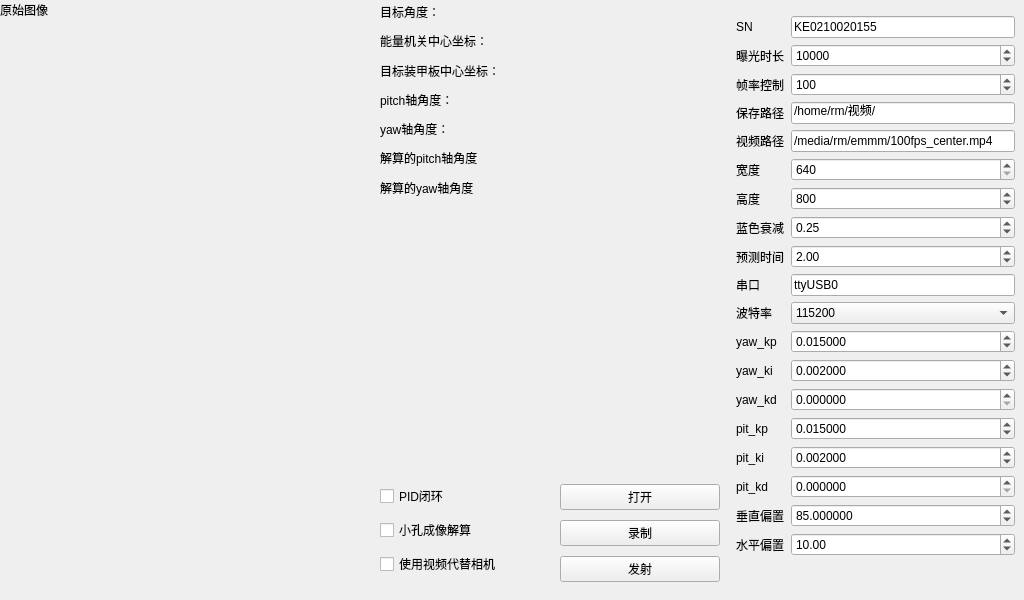
mrwang-19/HNU_RMUT_Vision, file mainwindow.ui: the form before one commit.
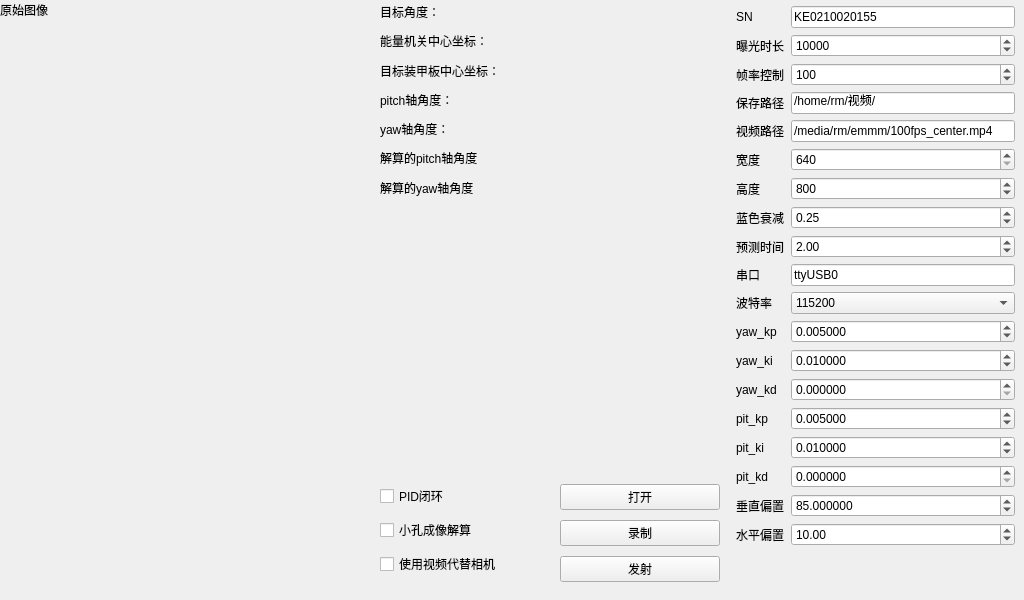
The form after the commit. Custom widgets are drawn as their Qt base class.

What changed in the file:
```diff
--- a/mainwindow.ui
+++ b/mainwindow.ui
@@ -69,7 +69,7 @@
     <property name="geometry">
      <rect>
       <x>730</x>
-      <y>10</y>
+      <y>0</y>
       <width>291</width>
       <height>591</height>
      </rect>
@@ -130,7 +130,7 @@
         <double>0.000100000000000</double>
        </property>
        <property name="value">
-        <double>0.002000000000000</double>
+        <double>0.010000000000000</double>
        </property>
       </widget>
      </item>
@@ -165,7 +165,7 @@
         <double>0.000010000000000</double>
        </property>
        <property name="value">
-        <double>0.015000000000000</double>
+        <double>0.005000000000000</double>
        </property>
       </widget>
      </item>
@@ -302,7 +302,7 @@
         <double>0.001000000000000</double>
        </property>
        <property name="value">
-        <double>0.002000000000000</double>
+        <double>0.010000000000000</double>
        </property>
       </widget>
      </item>
@@ -398,7 +398,7 @@
         <double>0.001000000000000</double>
        </property>
        <property name="value">
-        <double>0.015000000000000</double>
+        <double>0.005000000000000</double>
        </property>
       </widget>
      </item>
```
